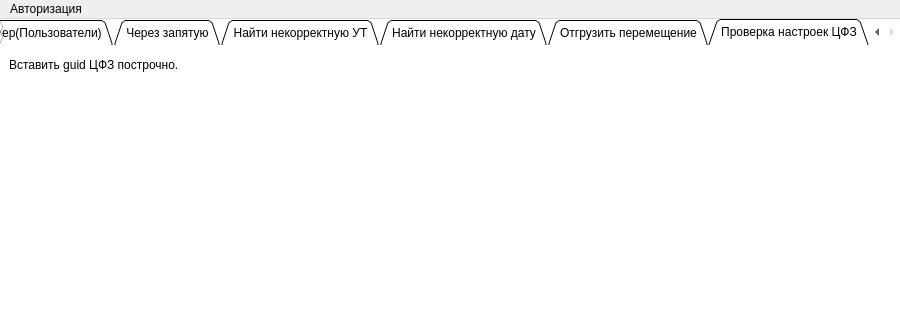
Before: the Qt Designer form static/main.ui in DefuZIQ/pythonProject, drawn with Qt 5; both pictures show x 0 to 900 and y 0 to 320 of the 900 by 651 pixel window.
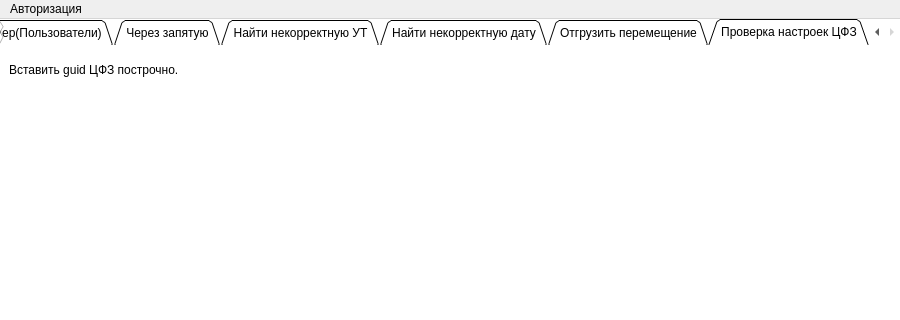
After: the same form once the commit is applied. The open tabs and pages were chosen to show the change. Icons and pictures are not drawn.

```diff
--- a/static/main.ui
+++ b/static/main.ui
@@ -1256,7 +1256,7 @@
         <x>9</x>
         <y>9</y>
         <width>881</width>
-        <height>331</height>
+        <height>334</height>
        </rect>
       </property>
       <layout class="QGridLayout" name="gridLayout_8">
@@ -1265,7 +1265,7 @@
          <property name="minimumSize">
           <size>
            <width>0</width>
-           <height>20</height>
+           <height>25</height>
           </size>
          </property>
          <property name="maximumSize">
```
Left out of the diff: 16 changed lines with no effect on the pictures.
